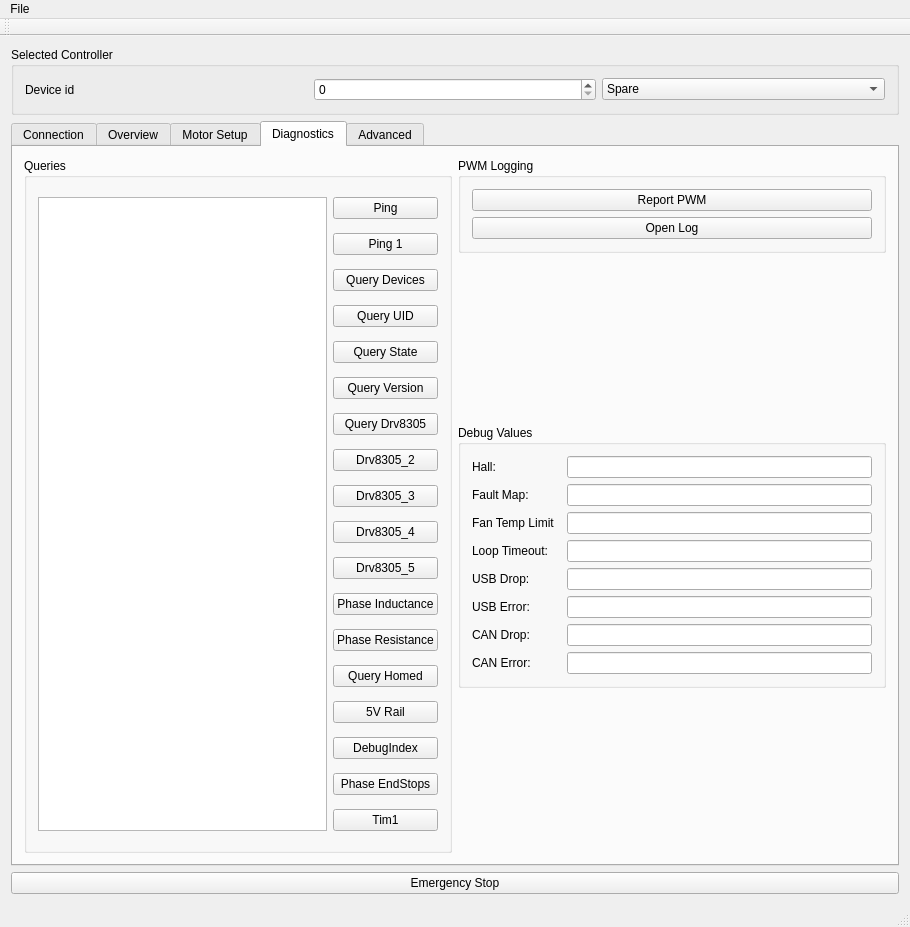
The window that GUI/mainwindow.ui (craftit/DogBotSoftware) describes before a commit, drawn with Qt 5.
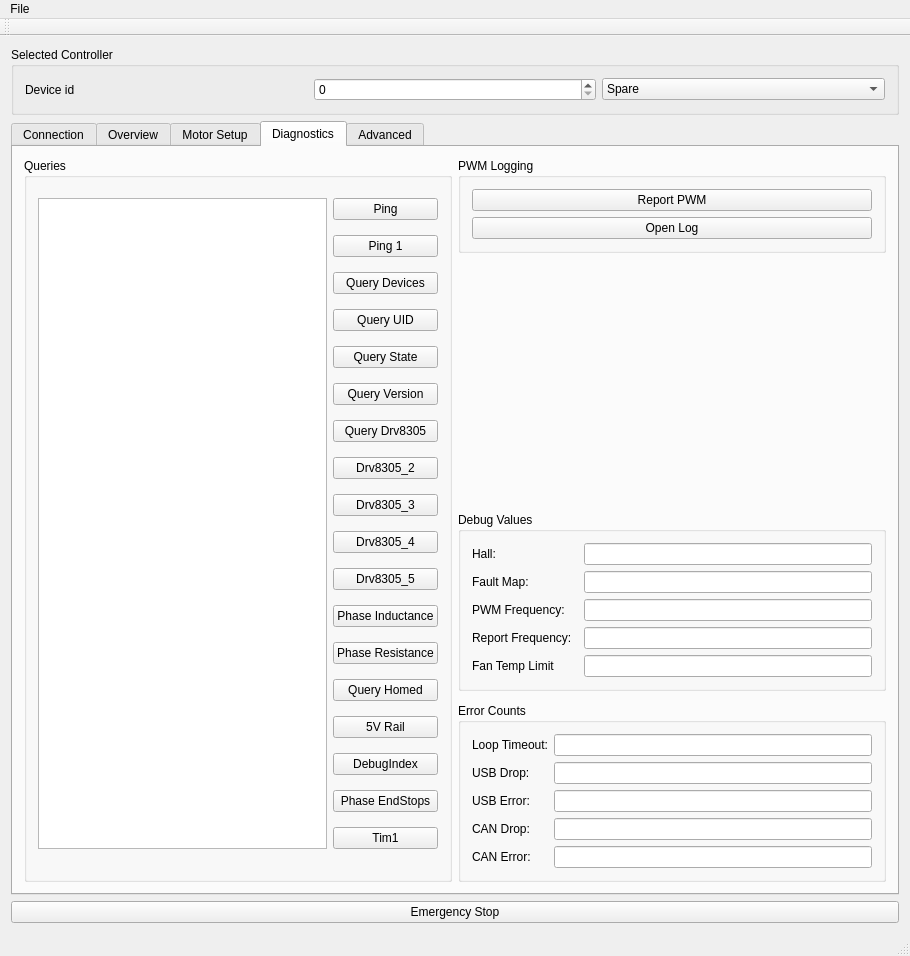
The same window after the commit. The open tabs and pages were chosen to show the change.

Commit message: Send back the actual report frequency.

The edit to the form file:
```diff
--- a/GUI/mainwindow.ui
+++ b/GUI/mainwindow.ui
@@ -7,7 +7,7 @@
     <x>0</x>
     <y>0</y>
     <width>910</width>
-    <height>817</height>
+    <height>818</height>
    </rect>
   </property>
   <property name="windowTitle">
@@ -956,19 +956,6 @@
         <string>Diagnostics</string>
        </attribute>
        <layout class="QGridLayout" name="gridLayout_8">
-        <item row="1" column="1">
-         <spacer name="verticalSpacer_5">
-          <property name="orientation">
-           <enum>Qt::Vertical</enum>
-          </property>
-          <property name="sizeHint" stdset="0">
-           <size>
-            <width>20</width>
-            <height>40</height>
-           </size>
-          </property>
-         </spacer>
-        </item>
         <item row="0" column="1">
          <widget class="QGroupBox" name="groupBox">
           <property name="title">
@@ -998,103 +985,60 @@
            <string>Debug Values</string>
           </property>
           <layout class="QGridLayout" name="gridLayout_7">
-           <item row="7" column="2">
-            <widget class="QLineEdit" name="lineEditCANError"/>
+           <item row="4" column="2">
+            <widget class="QLineEdit" name="lineEditPWMFrequency"/>
            </item>
-           <item row="5" column="2">
-            <widget class="QLineEdit" name="lineEditUSBError"/>
+           <item row="6" column="2">
+            <widget class="QLineEdit" name="lineEditFanTempThreshold"/>
            </item>
-           <item row="0" column="2">
+           <item row="1" column="2">
             <widget class="QLineEdit" name="lineEditHallReadings"/>
            </item>
-           <item row="1" column="0" colspan="2">
+           <item row="3" column="0" colspan="2">
             <widget class="QLabel" name="label_32">
              <property name="text">
               <string>Fault Map:</string>
              </property>
             </widget>
            </item>
-           <item row="1" column="2">
+           <item row="3" column="2">
             <widget class="QLineEdit" name="lineEditFaultMap"/>
            </item>
-           <item row="4" column="2">
-            <widget class="QLineEdit" name="lineEditUSBDrop"/>
-           </item>
-           <item row="0" column="0">
+           <item row="1" column="0">
             <widget class="QLabel" name="label_29">
              <property name="text">
               <string>Hall:</string>
              </property>
             </widget>
            </item>
-           <item row="6" column="2">
-            <widget class="QLineEdit" name="lineEditCANDrop"/>
-           </item>
-           <item row="4" column="0" colspan="2">
-            <widget class="QLabel" name="label_30">
-             <property name="text">
-              <string>USB Drop:</string>
-             </property>
-            </widget>
-           </item>
-           <item row="5" column="0" colspan="2">
-            <widget class="QLabel" name="label_31">
-             <property name="text">
-              <string>USB Error:</string>
-             </property>
-            </widget>
-           </item>
-           <item row="3" column="2">
-            <widget class="QLineEdit" name="lineEditMainLoopTimeout"/>
-           </item>
            <item row="6" column="0">
-            <widget class="QLabel" name="label_9">
-             <property name="text">
-              <string>CAN Drop:</string>
-             </property>
-            </widget>
-           </item>
-           <item row="7" column="0">
-            <widget class="QLabel" name="label_10">
-             <property name="text">
-              <string>CAN Error:</string>
-             </property>
-            </widget>
-           </item>
-           <item row="3" column="0">
-            <widget class="QLabel" name="label_11">
-             <property name="text">
-              <string>Loop Timeout:</string>
-             </property>
-            </widget>
-           </item>
-           <item row="2" column="2">
-            <widget class="QLineEdit" name="lineEditFanTempThreshold"/>
-           </item>
-           <item row="2" column="0">
             <widget class="QLabel" name="label_8">
              <property name="text">
               <string>Fan Temp Limit</string>
              </property>
             </widget>
            </item>
+           <item row="5" column="2">
+            <widget class="QLineEdit" name="lineEditServoReportFrequency"/>
+           </item>
+           <item row="4" column="0">
+            <widget class="QLabel" name="label_38">
+             <property name="text">
+              <string>PWM Frequency:</string>
+             </property>
+            </widget>
+           </item>
+           <item row="5" column="0">
+            <widget class="QLabel" name="label_39">
+             <property name="text">
+              <string>Report Frequency:</string>
+             </property>
+            </widget>
+           </item>
           </layout>
          </widget>
         </item>
-        <item row="3" column="1">
-         <spacer name="verticalSpacer_4">
-          <property name="orientation">
-           <enum>Qt::Vertical</enum>
-          </property>
-          <property name="sizeHint" stdset="0">
-           <size>
-            <width>20</width>
-            <height>40</height>
-           </size>
-          </property>
-         </spacer>
-        </item>
-        <item row="0" column="0" rowspan="4">
+        <item row="0" column="0" rowspan="7">
          <widget class="QGroupBox" name="groupBox_3">
           <property name="title">
            <string>Queries</string>
@@ -1232,6 +1176,78 @@
           </layout>
          </widget>
         </item>
+        <item row="4" column="1" rowspan="3">
+         <widget class="QGroupBox" name="groupBox_12">
+          <property name="title">
+           <string>Error Counts</string>
+          </property>
+          <layout class="QGridLayout" name="gridLayout_16">
+           <item row="0" column="0">
+            <widget class="QLabel" name="label_11">
+             <property name="text">
+              <string>Loop Timeout:</string>
+             </property>
+            </widget>
+           </item>
+           <item row="0" column="1">
+            <widget class="QLineEdit" name="lineEditMainLoopTimeout"/>
+           </item>
+           <item row="1" column="0">
+            <widget class="QLabel" name="label_30">
+             <property name="text">
+              <string>USB Drop:</string>
+             </property>
+            </widget>
+           </item>
+           <item row="1" column="1">
+            <widget class="QLineEdit" name="lineEditUSBDrop"/>
+           </item>
+           <item row="2" column="0">
+            <widget class="QLabel" name="label_31">
+             <property name="text">
+              <string>USB Error:</string>
+             </property>
+            </widget>
+           </item>
+           <item row="2" column="1">
+            <widget class="QLineEdit" name="lineEditUSBError"/>
+           </item>
+           <item row="3" column="0">
+            <widget class="QLabel" name="label_9">
+             <property name="text">
+              <string>CAN Drop:</string>
+             </property>
+            </widget>
+           </item>
+           <item row="3" column="1">
+            <widget class="QLineEdit" name="lineEditCANDrop"/>
+           </item>
+           <item row="4" column="0">
+            <widget class="QLabel" name="label_10">
+             <property name="text">
+              <string>CAN Error:</string>
+             </property>
+            </widget>
+           </item>
+           <item row="4" column="1">
+            <widget class="QLineEdit" name="lineEditCANError"/>
+           </item>
+          </layout>
+         </widget>
+        </item>
+        <item row="1" column="1">
+         <spacer name="verticalSpacer_4">
+          <property name="orientation">
+           <enum>Qt::Vertical</enum>
+          </property>
+          <property name="sizeHint" stdset="0">
+           <size>
+            <width>20</width>
+            <height>40</height>
+           </size>
+          </property>
+         </spacer>
+        </item>
        </layout>
       </widget>
       <widget class="QWidget" name="tab_4">
```
Left out of the diff: 2 changed lines with no effect on the pictures. The commit also changes 12 other files.
